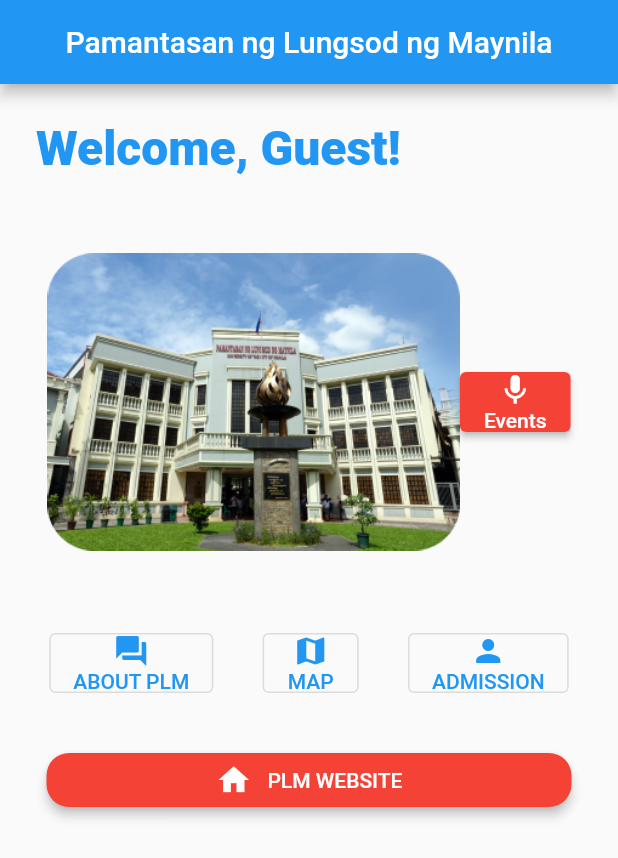
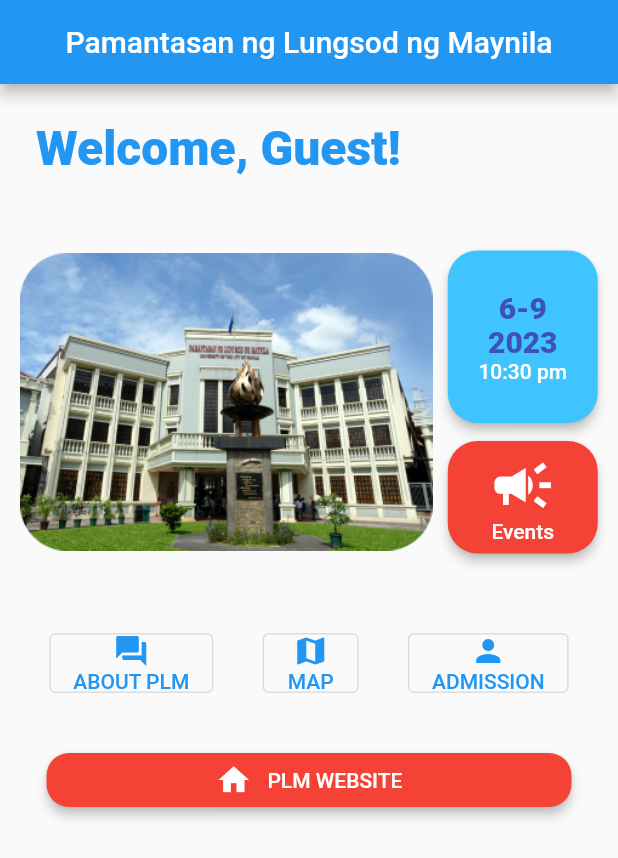
Before and after one commit to kya-nicoh/PLMAPP-authlogin, a Flutter app: the GuestPage screen opened directly, on a phone screen of 412 x 824 dp. Shown: the top 858 px of the screen. Run offline on Flutter 3.47's test engine with Material 2 defaults, Android fonts, the phone set to English and light mode, and no system bars; our stand-ins replace carousel_slider, firebase_auth, firebase_core, table_calendar, webview_flutter; accounts and stored records are empty.

Commit message:
Updated Guest page

```diff
--- a/lib/pages/guest_page.dart
+++ b/lib/pages/guest_page.dart
@@ -1,13 +1,19 @@
 import '../auth.dart';
 import '../pages/plm_website_view.dart';
 import 'package:flutter/material.dart';
-import '../pages/aboutplm.dart';
 
-class GuestPage extends StatelessWidget {
+class GuestPage extends StatefulWidget {
   const GuestPage({super.key});
 
   @override
+  State<GuestPage> createState() => _GuestPageState();
+}
+
+class _GuestPageState extends State<GuestPage> {
+  @override
   Widget build(BuildContext context) {
+    var time = DateTime.now();
+
     return Scaffold(
         appBar: AppBar(
           automaticallyImplyLeading: false,
@@ -20,7 +26,7 @@ class GuestPage extends StatelessWidget {
           mainAxisAlignment: MainAxisAlignment.center,
           children: [
             Container(
-              margin: EdgeInsets.only(left: 24, top: 24),
+              margin: const EdgeInsets.only(left: 24, top: 24),
               width: double.infinity,
               child: const Text(
                 'Welcome, Guest!',
@@ -42,19 +48,77 @@ class GuestPage extends StatelessWidget {
                 ),
                 Column(
                   children: [
-                    // DATE,
-                    ElevatedButton(
+                    const SizedBox(
+                      height: 0,
+                    ),
+                    Container(
+                      margin: EdgeInsets.only(left: 10, bottom: 12),
+                      height: 115,
+                      width: 100,
+                      child: ElevatedButton(
                         style: ElevatedButton.styleFrom(
+                          shape: RoundedRectangleBorder(
+                            borderRadius: BorderRadius.circular(20),
+                          ),
+                          elevation: 3,
+                          backgroundColor: Colors.lightBlueAccent,
+                        ),
+                        onPressed: () {
+                          setState(() {
+                            // insert here
+                          });
+                        },
+                        child: Column(
+                          mainAxisAlignment: MainAxisAlignment.center,
+                          children: [
+                            Text(
+                              '${time.month}-${time.day}\n${time.year}',
+                              style: const TextStyle(
+                                fontSize: 20,
+                                color: Colors.indigo,
+                                fontWeight: FontWeight.w900,
+                              ),
+                              textAlign: TextAlign.center,
+                            ),
+                            Text(
+                              '${time.hour}:${time.minute} pm',
+                              style: const TextStyle(
+                                color: Colors.white,
+                              ),
+                              textAlign: TextAlign.center,
+                            ),
+                          ],
+                        ),
+                      ),
+                    ),
+                    Container(
+                      height: 75,
+                      width: 100,
+                      margin: EdgeInsets.only(left: 10),
+                      child: ElevatedButton(
+                        style: ElevatedButton.styleFrom(
+                          shape: RoundedRectangleBorder(
+                            borderRadius: BorderRadius.circular(20),
+                          ),
+                          elevation: 3,
                           backgroundColor: Colors.red,
                         ),
                         onPressed: () {
                           debugPrint('Outlined Button');
                         },
                         child: Column(
+                          mainAxisAlignment: MainAxisAlignment.center,
                           children: const [
-                          Icon(Icons.mic),
-                          Text('Events'),
+                            Icon(
+                              Icons.campaign,
+                              size: 45,
+                            ),
+                            Text(
+                              'Events',
+                              textAlign: TextAlign.center,
+                            ),
                           ],
+                        ),
                       ),
                     ),
                   ],
@@ -72,10 +136,7 @@ class GuestPage extends StatelessWidget {
                     ],
                   ),
                   onPressed: () {
-                    Navigator.push(
-                        context,
-                        MaterialPageRoute(
-                            builder: (context) => const AboutPLMApp()));
+                    debugPrint('Outlined Button');
                   },
                 ),
                 OutlinedButton(
```
Lines whose indentation alone changed are shown as unchanged.
